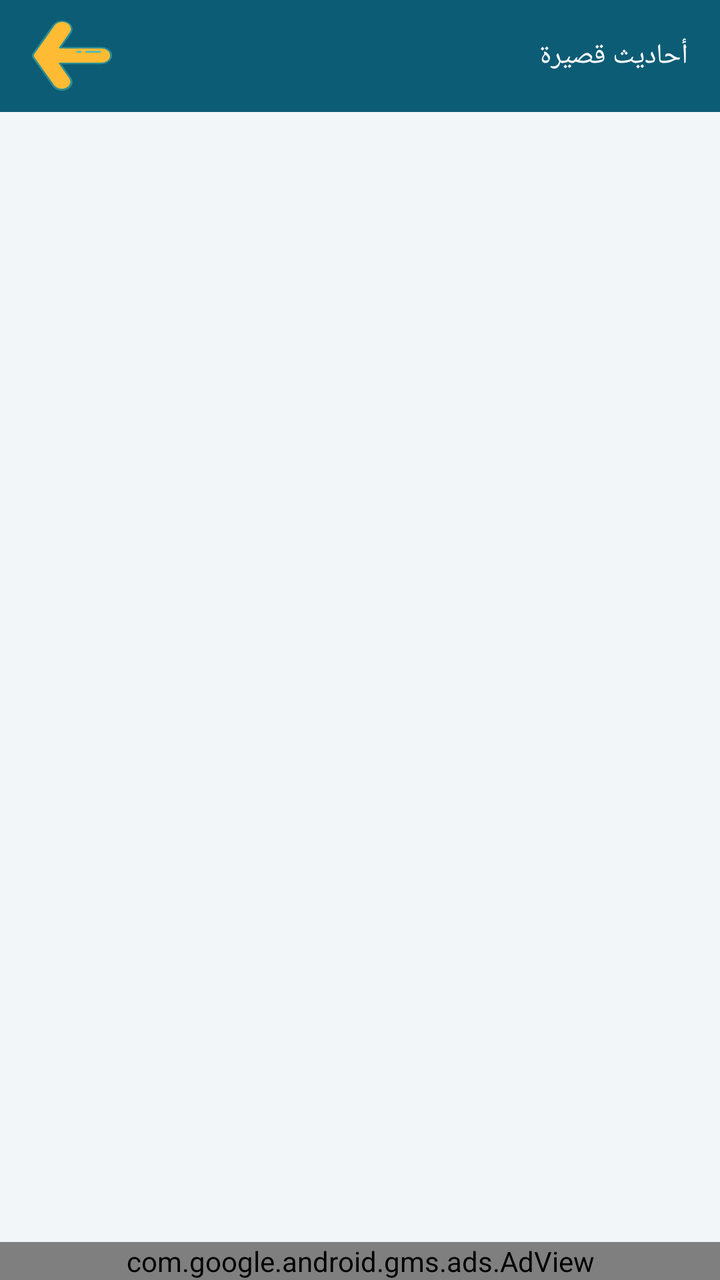
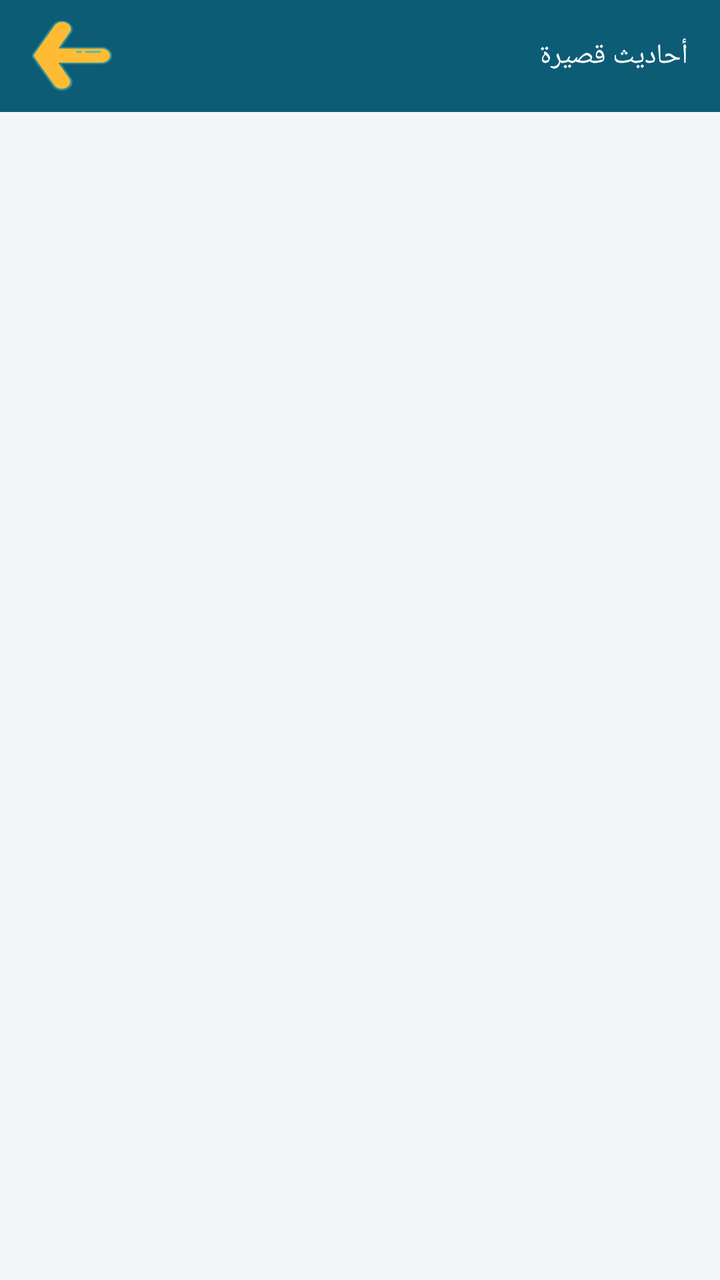

Compare the two renders of this Android layout. The source of the first and the diff that turns it into the second are given below.
<!-- AndroidManifest.xml: application theme AppTheme -->
<!-- res/layout/activity_mainpagerahdes.xml -->
<?xml version="1.0" encoding="utf-8"?>
<LinearLayout
    xmlns:android="http://schemas.android.com/apk/res/android"
    xmlns:app="http://schemas.android.com/apk/res-auto"
    android:layout_width="match_parent"
    android:layout_height="match_parent"
    android:orientation="vertical"
    android:layoutDirection="rtl">

    <com.google.android.material.appbar.AppBarLayout
        android:layout_width="match_parent"
        android:layout_height="wrap_content"
        android:fitsSystemWindows="true"
        android:background="@drawable/around_line3"
        android:theme="@style/AppTheme.AppBarOverlay"
        android:layoutDirection="ltr">

        <androidx.appcompat.widget.Toolbar
            android:id="@+id/toolbar"
            android:layout_width="match_parent"
            android:layout_height="?attr/actionBarSize"
            android:background="@drawable/around_line3"
            app:layout_collapseMode="pin"
            app:titleTextAppearance="@style/TitleToolBarApppearance"
            app:popupTheme="@style/TextAppearance.AppCompat">

            <LinearLayout
                android:layout_width="wrap_content"
                android:layout_height="wrap_content"
                android:gravity="end"
                android:layout_gravity="end">


                <androidx.appcompat.widget.AppCompatTextView
                    android:id="@+id/toolbar_title"
                    android:layout_width="wrap_content"
                    android:layout_height="wrap_content"
                    android:text="أحاديث قصيرة"
                    style="@style/TextAppearance.MyApp.Title.QiblahActivity"
                    android:gravity="end"
                    android:layout_gravity="center"
                    android:layout_marginEnd="16dp"/>

            </LinearLayout>

            <androidx.appcompat.widget.AppCompatImageButton
                android:id="@+id/back_button"
                android:layout_width="40dp"
                android:layout_height="35dp"
                android:background="@drawable/ic_back_button" />

        </androidx.appcompat.widget.Toolbar>

    </com.google.android.material.appbar.AppBarLayout>


    <LinearLayout
        android:layout_width="match_parent"
        android:layout_height="match_parent"
        android:layout_weight="1">

        <androidx.viewpager.widget.ViewPager
            android:id="@+id/pagerahdes"
            android:layout_width="match_parent"
            android:layout_height="match_parent" />
    </LinearLayout>

    <LinearLayout
        android:layout_gravity="bottom"
        android:layout_width="match_parent"
        android:layout_height="wrap_content"
        android:id="@+id/adsContainer">
        <com.google.android.gms.ads.AdView
            android:id="@+id/M4"
            xmlns:ads="http://schemas.android.com/apk/res-auto"
            android:layout_width="match_parent"
            android:layout_height="wrap_content"
            ads:adSize="SMART_BANNER"
            ads:adUnitId="@string/Banner1">
        </com.google.android.gms.ads.AdView>
    </LinearLayout>
</LinearLayout>
<!-- resources referenced by this layout -->
<resources>
  <!-- drawable around_line3 (drawable) -->
  <?xml version="1.0" encoding="utf-8"?>
  <shape xmlns:android="http://schemas.android.com/apk/res/android">
      <solid android:color="@color/colorPrimary" />
  </shape>
  <!-- drawable ic_back_button (drawable) -->
  <vector xmlns:android="http://schemas.android.com/apk/res/android"
      android:width="35dp"
      android:height="30dp"
      android:viewportWidth="168.75"
      android:viewportHeight="181.67">
    <path
        android:pathData="M3.51,85.16a11.35,11.35 0,0 0,0 11.33l42.15,73A20.28,20.28 0,0 0,73.36 177h0a20.28,20.28 0,0 0,7.42 -27.69L58.57,110.79h87.91a20.27,20.27 0,0 0,20.27 -20.27h0a20.27,20.27 0,0 0,-20.27 -20.28H58.92L80.77,32.4A20.27,20.27 0,0 0,73.35 4.71h0a20.26,20.26 0,0 0,-27.68 7.42Z"
        android:fillColor="#FFBB33"/>
    <path
        android:pathData="M57.46,180.9a22.11,22.11 0,0 1,-13.53 -10.37l-42.15,-73a13.38,13.38 0,0 1,0 -13.33h0l42.15,-73A22.3,22.3 0,0 1,74.35 3,22.27 22.27,0 0,1 82.51,33.4L62.39,68.25h84.09a22.27,22.27 0,1 1,0 44.54H62l20.48,35.46a22.28,22.28 0,0 1,-19.26 33.42A22,22 0,0 1,57.46 180.9ZM58.92,72.25a2,2 0,0 1,-1.73 -1,2 2,0 0,1 0,-2L79,31.4A18.27,18.27 0,1 0,47.4 13.13l-42.16,73a9.36,9.36 0,0 0,0 9.33l42.16,73A18.27,18.27 0,0 0,79 150.25L56.83,111.79a2,2 0,0 1,0 -2,2 2,0 0,1 1.74,-1h87.91a18.27,18.27 0,1 0,0 -36.54Z"
        android:fillColor="#2C8E97"/>
    <path
        android:pathData="M113.87,82.88h29.95a2,2 0,0 0,0 -4H113.87a2,2 0,0 0,0 4Z"
        android:fillColor="#3ABCC9"/>
    <path
        android:pathData="M95.12,82.88h7.54a2,2 0,0 0,0 -4H95.12a2,2 0,0 0,0 4Z"
        android:fillColor="#3ABCC9"/>
  </vector>
  <string name="Banner1">ca-app-pub-3940256099942544/9214589741</string>
  <style name="AppTheme.AppBarOverlay" parent="ThemeOverlay.MaterialComponents.Dark.ActionBar" />
  <style name="TextAppearance.MyApp.Title.QiblahActivity" parent="android:TextAppearance">
          <item name="android:textColor">@color/text_white</item>
          <item name="android:fontFamily">@font/lmonada</item>
          <item name="android:textSize">14sp</item>
      </style>
  <style name="TitleToolBarApppearance" parent="android:TextAppearance">
          <item name="android:fontFamily">@font/ffon1</item>
          <item name="android:textSize">18sp</item>
          <item name="android:layout_gravity">end</item>
      </style>
  <style name="AppTheme" parent="Theme.MaterialComponents.DayNight.NoActionBar">
          
          <item name="colorPrimary">@color/colorPrimary</item>
          <item name="colorPrimaryDark">@color/colorPrimaryDark</item>
          <item name="colorAccent">@color/colorAccent</item>
          <item name="android:statusBarColor">@color/colorPrimaryDark</item>
          <item name="android:windowBackground">@color/bg_main</item>
  
          
          <item name="bg">@color/bg_main</item>
          <item name="cardViewBackground">@color/card_bg</item>
          <item name="primaryTextColor">@color/text_primary</item>
          <item name="SecondaryTextColor">@color/text_secondary</item>
          <item name="btn_bg">@color/colorPrimary</item>
          <item name="mainItemsColor">@color/colorPrimary</item>
      </style>
  <color name="colorPrimary">#0D5C75</color>
  <color name="text_white">#FFFFFF</color>
  <color name="colorPrimaryDark">#083E50</color>
  <color name="colorAccent">#D4AF37</color>
  <color name="bg_main">#F3F6F8</color>
  <color name="card_bg">#FFFFFF</color>
  <color name="text_primary">#1E293B</color>
  <color name="text_secondary">#64748B</color>
</resources>

<!-- the commit's change to res/layout/activity_mainpagerahdes.xml (unified diff, before → after) -->
@@ -65,18 +65,9 @@
             android:layout_height="match_parent" />
     </LinearLayout>
 
-    <LinearLayout
-        android:layout_gravity="bottom"
+    <FrameLayout
+        android:id="@+id/adsContainer"
         android:layout_width="match_parent"
         android:layout_height="wrap_content"
-        android:id="@+id/adsContainer">
-        <com.google.android.gms.ads.AdView
-            android:id="@+id/M4"
-            xmlns:ads="http://schemas.android.com/apk/res-auto"
-            android:layout_width="match_parent"
-            android:layout_height="wrap_content"
-            ads:adSize="SMART_BANNER"
-            ads:adUnitId="@string/Banner1">
-        </com.google.android.gms.ads.AdView>
-    </LinearLayout>
+        android:layout_gravity="bottom" />
 </LinearLayout>
<!-- resource entries referenced after the edit -->
@@ -24,7 +24,6 @@
         android:pathData="M95.12,82.88h7.54a2,2 0,0 0,0 -4H95.12a2,2 0,0 0,0 4Z"
         android:fillColor="#3ABCC9"/>
   </vector>
-  <string name="Banner1">ca-app-pub-3940256099942544/9214589741</string>
   <style name="AppTheme.AppBarOverlay" parent="ThemeOverlay.MaterialComponents.Dark.ActionBar" />
   <style name="TextAppearance.MyApp.Title.QiblahActivity" parent="android:TextAppearance">
           <item name="android:textColor">@color/text_white</item>
